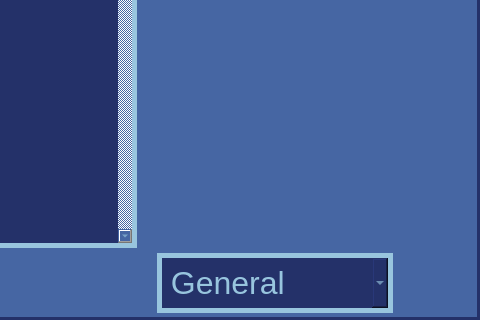
ThatNerd404/A.P.O.L.L.O, file APOLLO_MainWindow.ui: the form before one commit; both pictures show x 720 to 1200 and y 390 to 710 of the 1200 by 710 pixel window.
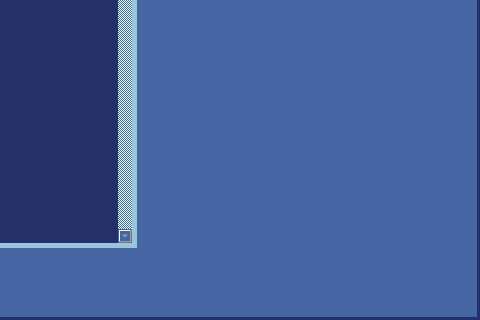
The form after the commit. Icons and pictures are not drawn.

Commit message: finishing remaking and making more efficent model changing system

```diff
--- a/APOLLO_MainWindow.ui
+++ b/APOLLO_MainWindow.ui
@@ -751,52 +751,6 @@
           <property name="bottomMargin">
            <number>0</number>
           </property>
-          <item>
-           <widget class="QComboBox" name="Model_Chooser">
-            <property name="minimumSize">
-             <size>
-              <width>0</width>
-              <height>60</height>
-             </size>
-            </property>
-            <property name="layoutDirection">
-             <enum>Qt::LeftToRight</enum>
-            </property>
-            <property name="styleSheet">
-             <string notr="true">QComboBox {
-background-color: #243169;
-border-color:#98c5de;
-border-style: solid;
-border-width: 5px;
-font-size:32px;
-}</string>
-            </property>
-            <property name="currentText">
-             <string> General</string>
-            </property>
-            <property name="currentIndex">
-             <number>0</number>
-            </property>
-            <property name="frame">
-             <bool>true</bool>
-            </property>
-            <item>
-             <property name="text">
-              <string> General</string>
-             </property>
-            </item>
-            <item>
-             <property name="text">
-              <string> Tutoring</string>
-             </property>
-            </item>
-            <item>
-             <property name="text">
-              <string> Coding</string>
-             </property>
-            </item>
-           </widget>
-          </item>
           <item>
            <widget class="QPushButton" name="Edit_Model_Button">
             <property name="minimumSize">
```
The commit also changes 7 other files.
